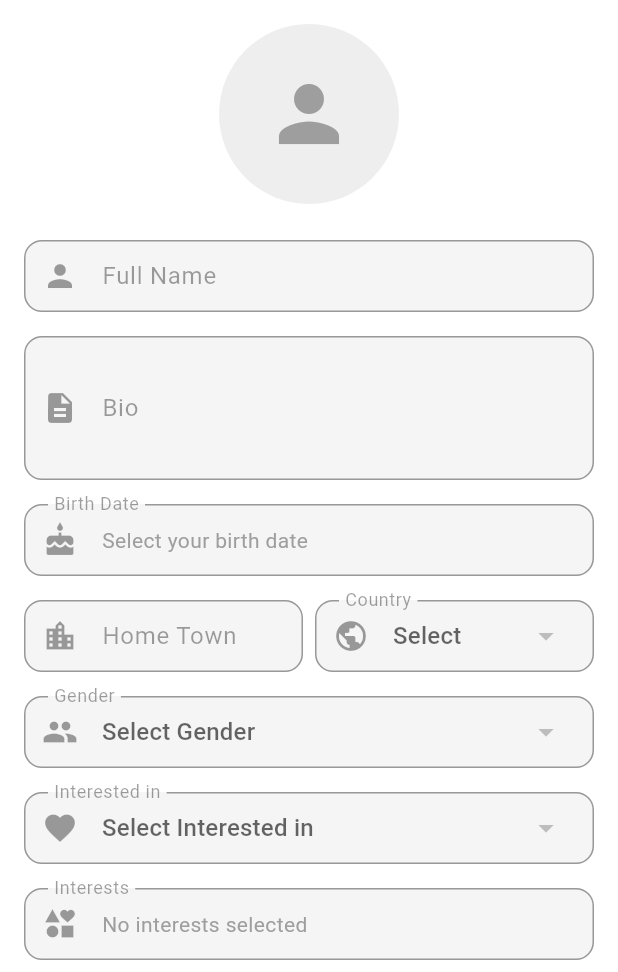
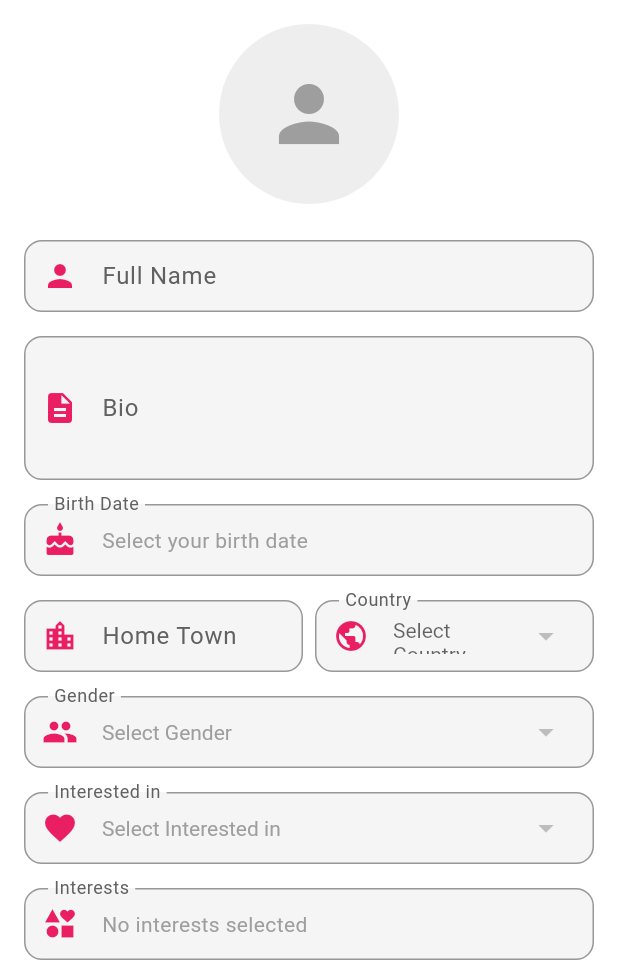
Before and after one commit to sasikad1/flutter-firebase-spark-project, a Flutter app: the screen it shows once a user with an empty profile is signed in, tab 4 chosen, on a phone screen of 412 x 824 dp, the part 264-1236 px from its top. Run offline on Flutter 3.47's test engine with Material 3 defaults, Android fonts, the light colour scheme and no system bars; our stand-ins replace cloud_firestore, firebase_auth, firebase_core, firebase_storage, google_sign_in, image_picker and 2 more; accounts and stored records are empty; generated files the repository leaves out were written again.

Commit message:
dark theme fix

```diff
--- a/lib/screens/profile_screen.dart
+++ b/lib/screens/profile_screen.dart
@@ -22,7 +22,7 @@ class _ProfileScreenState extends State<ProfileScreen> {
 
   bool _isLoading = false;
   bool _isEditing = false;
-  bool _isEmailVerified = false; // Add this for email verification
+  bool _isEmailVerified = false;
   File? _profileImage;
   String? _profileImageUrl;
 
@@ -84,10 +84,9 @@ class _ProfileScreenState extends State<ProfileScreen> {
   void initState() {
     super.initState();
     _loadUserProfile();
-    _checkEmailVerification(); // Add this
+    _checkEmailVerification();
   }
 
-  // ✅ Check email verification status
   void _checkEmailVerification() {
     final user = _auth.currentUser;
     if (user != null) {
@@ -106,7 +105,6 @@ class _ProfileScreenState extends State<ProfileScreen> {
     super.dispose();
   }
 
-  // Image helper method
   ImageProvider? _getProfileImage() {
     if (_profileImage != null) {
       return FileImage(_profileImage!);
@@ -117,7 +115,6 @@ class _ProfileScreenState extends State<ProfileScreen> {
     return null;
   }
 
-  // Load existing profile data
   Future<void> _loadUserProfile() async {
     setState(() => _isLoading = true);
 
@@ -133,7 +130,6 @@ class _ProfileScreenState extends State<ProfileScreen> {
         _bioController.text = data['bio'] ?? '';
         _homeTownController.text = data['homeTown'] ?? '';
 
-        // Country load
         String savedCountry = data['country'] ?? '';
         if (_countryOptions.contains(savedCountry)) {
           _countryController.text = savedCountry;
@@ -141,7 +137,6 @@ class _ProfileScreenState extends State<ProfileScreen> {
           _countryController.text = '';
         }
 
-        // Profile image URL load
         _profileImageUrl = data['profileImageUrl'];
         print('📸 Loaded profile image URL: $_profileImageUrl');
 
@@ -165,52 +160,6 @@ class _ProfileScreenState extends State<ProfileScreen> {
     }
   }
 
-  // ✅ Image Upload Temporary Disabled
-  // Future<void> _pickImage() async {
-  //   final XFile? image = await _picker.pickImage(
-  //     source: ImageSource.gallery,
-  //     maxWidth: 512,
-  //     maxHeight: 512,
-  //     imageQuality: 75,
-  //   );
-
-  //   if (image != null) {
-  //     setState(() {
-  //       _profileImage = File(image.path);
-  //     });
-  //     print('📸 Image selected: ${image.path}');
-  //   }
-  // }
-
-  // ✅ Upload image function - Temporary Disabled (not used)
-  // Future<String?> _uploadImage() async {
-  //   if (_profileImage == null) {
-  //     print('📸 No new image to upload, using existing: $_profileImageUrl');
-  //     return _profileImageUrl;
-  //   }
-
-  //   try {
-  //     final userId = _auth.currentUser!.uid;
-  //     final timestamp = DateTime.now().millisecondsSinceEpoch;
-  //     final ref = _storage.ref().child('profile_images').child('${userId}_$timestamp.jpg');
-
-  //     print('📸 Uploading image to: ${ref.fullPath}');
-
-  //     await ref.putFile(
-  //       _profileImage!,
-  //       SettableMetadata(contentType: 'image/jpeg'),
-  //     );
-
-  //     final imageUrl = await ref.getDownloadURL();
-  //     print('✅ Image uploaded successfully: $imageUrl');
-  //     return imageUrl;
-  //   } catch (e) {
-  //     print('❌ Error uploading image: $e');
-  //     return _profileImageUrl;
-  //   }
-  // }
-
-  // ✅ Save profile to Firestore (WITHOUT IMAGE UPLOAD)
   Future<void> _saveProfile() async {
     if (_nameController.text.isEmpty) {
       ScaffoldMessenger.of(context).showSnackBar(
@@ -233,9 +182,6 @@ class _ProfileScreenState extends State<ProfileScreen> {
 
       print('📝 Saving profile for user: $userId');
 
-      // ✅ SKIP image upload - always use existing or null
-      // _profileImageUrl remains whatever it was (null or existing URL)
-
       final profileData = {
         'name': _nameController.text.trim(),
         'bio': _bioController.text.trim(),
@@ -245,9 +191,9 @@ class _ProfileScreenState extends State<ProfileScreen> {
         'gender': _selectedGender,
         'partnerGender': _selectedPartnerGender,
         'interests': _selectedInterests,
-        'profileImageUrl': _profileImageUrl, // Keep existing (null for now)
+        'profileImageUrl': _profileImageUrl,
         'email': _auth.currentUser!.email,
-        'emailVerified': _isEmailVerified, // Add email verification status
+        'emailVerified': _isEmailVerified,
         'updatedAt': FieldValue.serverTimestamp(),
       };
 
@@ -283,13 +229,15 @@ class _ProfileScreenState extends State<ProfileScreen> {
 
   @override
   Widget build(BuildContext context) {
+    final theme = Theme.of(context);
+    final isDark = theme.brightness == Brightness.dark;
+
     return Scaffold(
       appBar: AppBar(
         title: Row(
           children: [
             const Text('My Profile'),
             const SizedBox(width: 8),
-            // ✅ Add verified badge if email is verified
             if (_isEmailVerified)
               Container(
                 padding: const EdgeInsets.symmetric(horizontal: 8, vertical: 2),
@@ -341,32 +289,37 @@ class _ProfileScreenState extends State<ProfileScreen> {
         padding: const EdgeInsets.all(16),
         child: Column(
           children: [
-            // Profile Picture - Image Upload Button Disabled
+            // Profile Picture
             Center(
               child: Stack(
                 children: [
                   CircleAvatar(
                     radius: 60,
                     backgroundImage: _getProfileImage(),
-                    backgroundColor: Colors.grey.shade200,
+                    backgroundColor: isDark ? Colors.grey.shade800 : Colors.grey.shade200,
                     child: _profileImage == null && _profileImageUrl == null
-                        ? const Icon(Icons.person, size: 60, color: Colors.grey)
+                        ? Icon(
+                      Icons.person,
+                      size: 60,
+                      color: isDark ? Colors.grey.shade400 : Colors.grey,
+                    )
                         : null,
                   ),
-                  // ✅ Image Upload Button - TEMPORARY DISABLED
-                  // if (_isEditing)
-                  //   Positioned(
-                  //     bottom: 0,
-                  //     right: 0,
-                  //     child: CircleAvatar(
-                  //       radius: 18,
-                  //       backgroundColor: Colors.pink,
-                  //       child: IconButton(
-                  //         icon: const Icon(Icons.camera_alt, size: 18, color: Colors.white),
-                  //         onPressed: _pickImage,
-                  //       ),
-                  //     ),
-                  //   ),
+                  if (_isEditing)
+                    Positioned(
+                      bottom: 0,
+                      right: 0,
+                      child: CircleAvatar(
+                        radius: 18,
+                        backgroundColor: Colors.pink,
+                        child: IconButton(
+                          icon: const Icon(Icons.camera_alt, size: 18, color: Colors.white),
+                          onPressed: () {
+                            // Image picker disabled for now
+                          },
+                        ),
+                      ),
+                    ),
                 ],
               ),
             ),
@@ -378,6 +331,7 @@ class _ProfileScreenState extends State<ProfileScreen> {
               icon: Icons.person,
               controller: _nameController,
               enabled: _isEditing,
+              isDark: isDark,
             ),
             const SizedBox(height: 16),
 
@@ -388,11 +342,12 @@ class _ProfileScreenState extends State<ProfileScreen> {
               controller: _bioController,
               maxLines: 3,
               enabled: _isEditing,
+              isDark: isDark,
             ),
             const SizedBox(height: 16),
 
             // Birth Date
-            _buildDatePicker(),
+            _buildDatePicker(theme, isDark),
             const SizedBox(height: 16),
 
             // Home Town and Country
@@ -404,11 +359,12 @@ class _ProfileScreenState extends State<ProfileScreen> {
                     icon: Icons.location_city,
                     controller: _homeTownController,
                     enabled: _isEditing,
+                    isDark: isDark,
                   ),
                 ),
                 const SizedBox(width: 8),
                 Expanded(
-                  child: _buildCountryDropdown(),
+                  child: _buildCountryDropdown(theme, isDark),
                 ),
               ],
             ),
@@ -422,6 +378,7 @@ class _ProfileScreenState extends State<ProfileScreen> {
               onChanged: _isEditing
                   ? (value) => setState(() => _selectedGender = value)
                   : null,
+              isDark: isDark,
             ),
             const SizedBox(height: 16),
 
@@ -433,14 +390,15 @@ class _ProfileScreenState extends State<ProfileScreen> {
               onChanged: _isEditing
                   ? (value) => setState(() => _selectedPartnerGender = value)
                   : null,
+              isDark: isDark,
             ),
             const SizedBox(height: 16),
 
             // Interests (Multi-select)
-            _buildInterestsMultiSelect(),
+            _buildInterestsMultiSelect(isDark),
             const SizedBox(height: 24),
 
-            // Save Button (visible when editing)
+            // Save Button
             if (_isEditing)
               SizedBox(
                 width: double.infinity,
@@ -466,48 +424,74 @@ class _ProfileScreenState extends State<ProfileScreen> {
     );
   }
 
-  // Helper method for text fields
+  // Text Field Builder with Theme Support
   Widget _buildTextField({
     required String label,
     required IconData icon,
     required TextEditingController controller,
     int maxLines = 1,
     bool enabled = true,
+    required bool isDark,
   }) {
     return TextFormField(
       controller: controller,
       enabled: enabled,
       maxLines: maxLines,
+      style: TextStyle(
+        color: isDark ? Colors.white : Colors.black87,
+      ),
       decoration: InputDecoration(
         labelText: label,
-        prefixIcon: Icon(icon),
+        labelStyle: TextStyle(
+          color: isDark ? Colors.grey.shade400 : Colors.grey.shade700,
+        ),
+        prefixIcon: Icon(
+          icon,
+          color: isDark ? Colors.pink.shade200 : Colors.pink,
+        ),
         border: OutlineInputBorder(
           borderRadius: BorderRadius.circular(12),
         ),
         enabledBorder: OutlineInputBorder(
           borderRadius: BorderRadius.circular(12),
-          borderSide: BorderSide(color: Colors.grey.shade300),
+          borderSide: BorderSide(
+            color: isDark ? Colors.grey.shade700 : Colors.grey.shade300,
+          ),
         ),
-        filled: !enabled,
-        fillColor: !enabled ? Colors.grey.shade100 : null,
+        focusedBorder: OutlineInputBorder(
+          borderRadius: BorderRadius.circular(12),
+          borderSide: const BorderSide(color: Colors.pink, width: 2),
+        ),
+        filled: true,
+        fillColor: enabled
+            ? (isDark ? Colors.grey.shade900 : Colors.white)
+            : (isDark ? Colors.grey.shade800 : Colors.grey.shade100), // Fixed: shade850 -> shade800
       ),
     );
   }
 
-  // Helper method for date picker
-  Widget _buildDatePicker() {
+  // Date Picker with Theme Support
+  Widget _buildDatePicker(ThemeData theme, bool isDark) {
     return InkWell(
       onTap: _isEditing ? () => _selectDate(context) : null,
       child: InputDecorator(
         decoration: InputDecoration(
           labelText: 'Birth Date',
-          prefixIcon: const Icon(Icons.cake),
+          labelStyle: TextStyle(
+            color: isDark ? Colors.grey.shade400 : Colors.grey.shade700,
+          ),
+          prefixIcon: Icon(
+            Icons.cake,
+            color: isDark ? Colors.pink.shade200 : Colors.pink,
+          ),
           border: OutlineInputBorder(
             borderRadius: BorderRadius.circular(12),
           ),
           enabled: _isEditing,
-          filled: !_isEditing,
-          fillColor: !_isEditing ? Colors.grey.shade100 : null,
+          filled: true,
+          fillColor: _isEditing
+              ? (isDark ? Colors.grey.shade900 : Colors.white)
+              : (isDark ? Colors.grey.shade800 : Colors.grey.shade100), // Fixed: shade850 -> shade800
         ),
         child: Row(
           mainAxisAlignment: MainAxisAlignment.spaceBetween,
@@ -517,34 +501,48 @@ class _ProfileScreenState extends State<ProfileScreen> {
                   ? DateFormat('MMM dd, yyyy').format(_selectedDate!)
                   : 'Select your birth date',
               style: TextStyle(
-                color: _selectedDate != null ? Colors.black : Colors.grey,
+                color: _selectedDate != null
+                    ? (isDark ? Colors.white : Colors.black87)
+                    : (isDark ? Colors.grey.shade500 : Colors.grey),
               ),
             ),
             if (_isEditing)
-              const Icon(Icons.arrow_drop_down, color: Colors.grey),
+              Icon(
+                Icons.arrow_drop_down,
+                color: isDark ? Colors.grey.shade400 : Colors.grey,
+              ),
           ],
         ),
       ),
     );
   }
 
-  // Helper method for dropdowns (gender, interested in)
+  // Dropdown with Theme Support
   Widget _buildDropdown({
     required String label,
     required String? value,
     required List<String> items,
     required Function(String?)? onChanged,
+    required bool isDark,
   }) {
     return InputDecorator(
       decoration: InputDecoration(
         labelText: label,
-        prefixIcon: Icon(label == 'Gender' ? Icons.people : Icons.favorite),
+        labelStyle: TextStyle(
+          color: isDark ? Colors.grey.shade400 : Colors.grey.shade700,
+        ),
+        prefixIcon: Icon(
+          label == 'Gender' ? Icons.people : Icons.favorite,
+          color: isDark ? Colors.pink.shade200 : Colors.pink,
+        ),
         border: OutlineInputBorder(
           borderRadius: BorderRadius.circular(12),
         ),
         enabled: onChanged != null,
-        filled: onChanged == null,
-        fillColor: onChanged == null ? Colors.grey.shade100 : null,
+        filled: true,
+        fillColor: onChanged != null
+            ? (isDark ? Colors.grey.shade900 : Colors.white)
+            : (isDark ? Colors.grey.shade800 : Colors.grey.shade100), // Fixed: shade850 -> shade800
       ),
       child: DropdownButtonHideUnderline(
         child: DropdownButton<String>(
@@ -552,20 +550,29 @@ class _ProfileScreenState extends State<ProfileScreen> {
           isDense: true,
           isExpanded: true,
           onChanged: onChanged,
+          dropdownColor: isDark ? Colors.grey.shade900 : Colors.white,
+          style: TextStyle(
+            color: isDark ? Colors.white : Colors.black87,
+          ),
           items: items.map((String item) {
             return DropdownMenuItem<String>(
               value: item,
               child: Text(item),
             );
           }).toList(),
-          hint: Text('Select $label'),
+          hint: Text(
+            'Select $label',
+            style: TextStyle(
+              color: isDark ? Colors.grey.shade500 : Colors.grey,
+            ),
+          ),
         ),
       ),
     );
   }
 
-  // Country dropdown method
-  Widget _buildCountryDropdown() {
+  // Country Dropdown with Theme Support
+  Widget _buildCountryDropdown(ThemeData theme, bool isDark) {
     String? currentValue = _countryController.text.isNotEmpty
         && _countryOptions.contains(_countryController.text)
         ? _countryController.text
@@ -574,13 +581,21 @@ class _ProfileScreenState extends State<ProfileScreen> {
     return InputDecorator(
       decoration: InputDecoration(
         labelText: 'Country',
-        prefixIcon: const Icon(Icons.public),
+        labelStyle: TextStyle(
+          color: isDark ? Colors.grey.shade400 : Colors.grey.shade700,
+        ),
+        prefixIcon: Icon(
+          Icons.public,
+          color: isDark ? Colors.pink.shade200 : Colors.pink,
+        ),
         border: OutlineInputBorder(
           borderRadius: BorderRadius.circular(12),
         ),
         enabled: _isEditing,
-        filled: !_isEditing,
-        fillColor: !_isEditing ? Colors.grey.shade100 : null,
+        filled: true,
+        fillColor: _isEditing
+            ? (isDark ? Colors.grey.shade900 : Colors.white)
+            : (isDark ? Colors.grey.shade800 : Colors.grey.shade100), // Fixed: shade850 -> shade800
       ),
       child: DropdownButtonHideUnderline(
         child: DropdownButton<String>(
@@ -592,6 +607,10 @@ class _ProfileScreenState extends State<ProfileScreen> {
               _countryController.text = newValue ?? '';
             });
           } : null,
+          dropdownColor: isDark ? Colors.grey.shade900 : Colors.white,
+          style: TextStyle(
+            color: isDark ? Colors.white : Colors.black87,
+          ),
           items: _countryOptions.map((String country) {
             return DropdownMenuItem<String>(
               value: country,
@@ -609,18 +628,26 @@ class _ProfileScreenState extends State<ProfileScreen> {
     );
   }
 
-  // Helper method for interests multi-select
-  Widget _buildInterestsMultiSelect() {
+  // Interests Multi-select with Theme Support
+  Widget _buildInterestsMultiSelect(bool isDark) {
     return InputDecorator(
       decoration: InputDecoration(
         labelText: 'Interests',
-        prefixIcon: const Icon(Icons.interests),
+        labelStyle: TextStyle(
+          color: isDark ? Colors.grey.shade400 : Colors.grey.shade700,
+        ),
+        prefixIcon: Icon(
+          Icons.interests,
+          color: isDark ? Colors.pink.shade200 : Colors.pink,
+        ),
         border: OutlineInputBorder(
           borderRadius: BorderRadius.circular(12),
         ),
         enabled: _isEditing,
-        filled: !_isEditing,
-        fillColor: !_isEditing ? Colors.grey.shade100 : null,
+        filled: true,
+        fillColor: _isEditing
+            ? (isDark ? Colors.grey.shade900 : Colors.white)
+            : (isDark ? Colors.grey.shade800 : Colors.grey.shade100), // Fixed: shade850 -> shade800
       ),
       child: _isEditing
           ? MultiSelectBottomSheetField(
@@ -632,7 +659,9 @@ class _ProfileScreenState extends State<ProfileScreen> {
               ? 'Select your interests'
               : '${_selectedInterests.length} selected',
           style: TextStyle(
-            color: _selectedInterests.isEmpty ? Colors.grey : Colors.black,
+            color: _selectedInterests.isEmpty
+                ? (isDark ? Colors.grey.shade500 : Colors.grey)
+                : (isDark ? Colors.white : Colors.black87),
           ),
         ),
         items: _interestOptions.map((e) => MultiSelectItem(e, e)).toList(),
@@ -645,8 +674,10 @@ class _ProfileScreenState extends State<ProfileScreen> {
         },
         initialValue: _selectedInterests,
         chipDisplay: MultiSelectChipDisplay(
-          chipColor: Colors.pink.shade50,
-          textStyle: const TextStyle(color: Colors.pink),
+          chipColor: isDark ? Colors.pink.shade900 : Colors.pink.shade50,
+          textStyle: TextStyle(
+            color: isDark ? Colors.pink.shade200 : Colors.pink,
+          ),
           onTap: (item) {
             setState(() {
               _selectedInterests.remove(item);
@@ -658,19 +689,27 @@ class _ProfileScreenState extends State<ProfileScreen> {
         spacing: 8,
         runSpacing: 8,
         children: _selectedInterests.isEmpty
-            ? [const Text('No interests selected', style: TextStyle(color: Colors.grey))]
+            ? [
+          Text(
+            'No interests selected',
+            style: TextStyle(
+              color: isDark ? Colors.grey.shade500 : Colors.grey,
+            ),
+          )
+        ]
             : _selectedInterests.map((interest) {
           return Chip(
             label: Text(interest),
-            backgroundColor: Colors.pink.shade50,
-            labelStyle: const TextStyle(color: Colors.pink),
+            backgroundColor: isDark ? Colors.pink.shade900 : Colors.pink.shade50,
+            labelStyle: TextStyle(
+              color: isDark ? Colors.pink.shade200 : Colors.pink,
+            ),
           );
         }).toList(),
       ),
     );
   }
 
-  // Date picker function
   Future<void> _selectDate(BuildContext context) async {
     final DateTime? picked = await showDatePicker(
       context: context,
```
